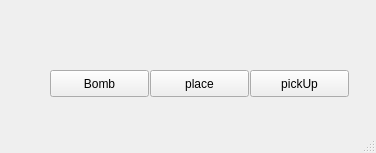
benediktibk/bomberman, file main/gui/mainwindowsoundtest.ui: the form before one commit.
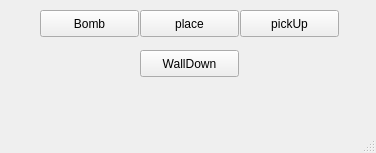
The form after the commit.

Commit message: wallDownSound implemented

```diff
--- a/main/gui/mainwindowsoundtest.ui
+++ b/main/gui/mainwindowsoundtest.ui
@@ -17,8 +17,8 @@
    <widget class="QPushButton" name="pickUpButton">
     <property name="geometry">
      <rect>
-      <x>250</x>
-      <y>70</y>
+      <x>240</x>
+      <y>10</y>
       <width>99</width>
       <height>27</height>
      </rect>
@@ -30,8 +30,8 @@
    <widget class="QPushButton" name="bombButton">
     <property name="geometry">
      <rect>
-      <x>50</x>
-      <y>70</y>
+      <x>40</x>
+      <y>10</y>
       <width>99</width>
       <height>27</height>
      </rect>
@@ -43,8 +43,8 @@
    <widget class="QPushButton" name="placeButton">
     <property name="geometry">
      <rect>
-      <x>150</x>
-      <y>70</y>
+      <x>140</x>
+      <y>10</y>
       <width>99</width>
       <height>27</height>
      </rect>
@@ -53,6 +53,19 @@
      <string>place</string>
     </property>
    </widget>
+   <widget class="QPushButton" name="wallDownButton">
+    <property name="geometry">
+     <rect>
+      <x>140</x>
+      <y>50</y>
+      <width>99</width>
+      <height>27</height>
+     </rect>
+    </property>
+    <property name="text">
+     <string>WallDown</string>
+    </property>
+   </widget>
   </widget>
   <widget class="QMenuBar" name="menubar">
    <property name="geometry">
```
The commit also changes 9 other files.
